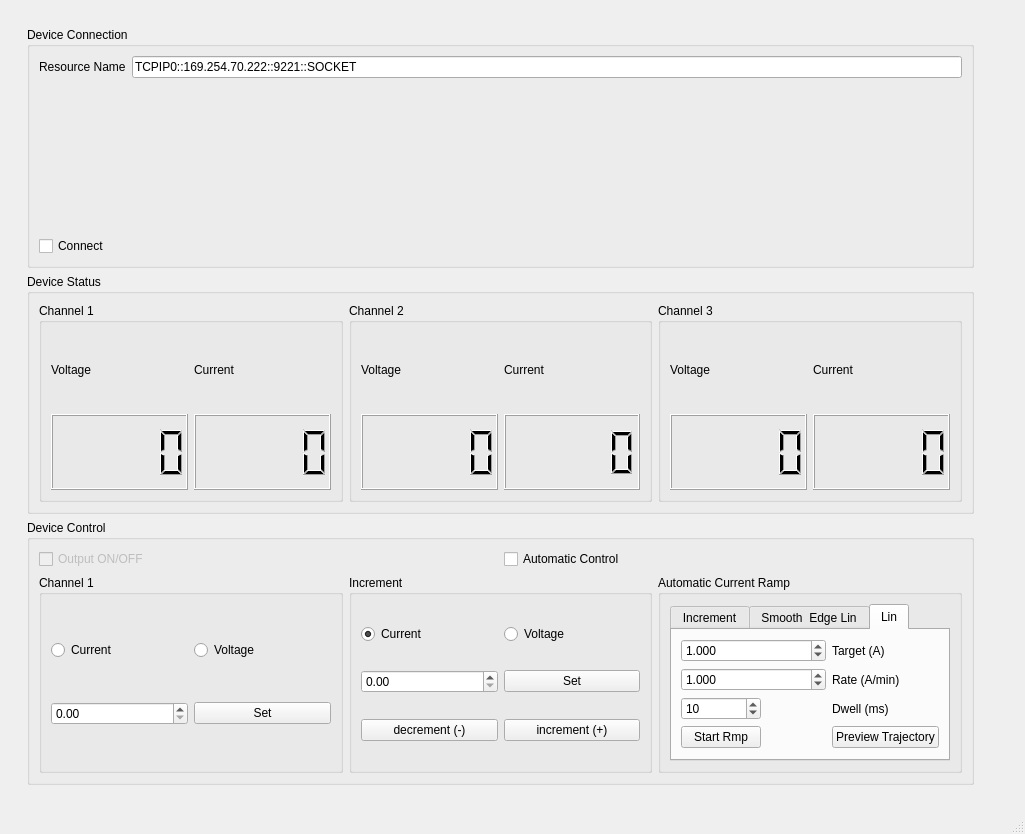
Old version of the form coilGUI.ui in the repository schaefferCastle/coilcontrol.
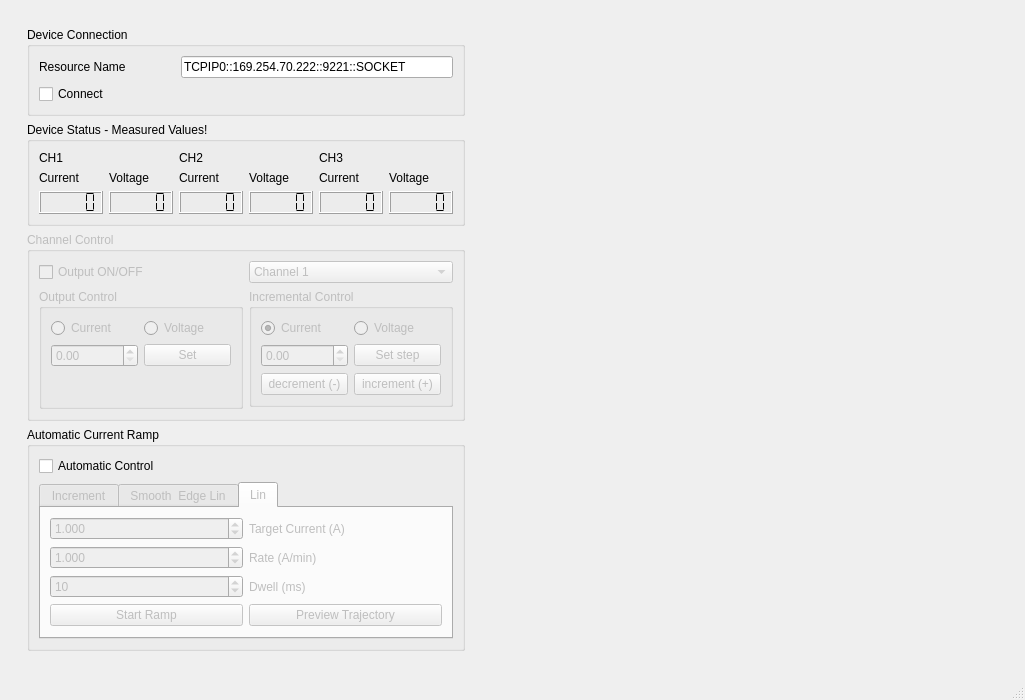
New version of the form. The open tabs and pages were chosen to show the change. Icons and pictures are not drawn. Custom widgets are drawn as their Qt base class.

The edit to the form file:
```diff
--- a/coilGUI.ui
+++ b/coilGUI.ui
@@ -7,7 +7,7 @@
     <x>0</x>
     <y>0</y>
     <width>1025</width>
-    <height>834</height>
+    <height>652</height>
    </rect>
   </property>
   <property name="sizePolicy">
@@ -24,13 +24,19 @@
     <item>
      <widget class="QWidget" name="widget" native="true">
       <layout class="QHBoxLayout" name="horizontalLayout">
-       <item>
+       <item alignment="Qt::AlignTop">
         <widget class="QWidget" name="widget_2" native="true">
+         <property name="sizePolicy">
+          <sizepolicy hsizetype="Minimum" vsizetype="Fixed">
+           <horstretch>0</horstretch>
+           <verstretch>0</verstretch>
+          </sizepolicy>
+         </property>
          <layout class="QVBoxLayout" name="verticalLayout_3">
           <item>
            <widget class="QGroupBox" name="groupBox">
             <property name="sizePolicy">
-             <sizepolicy hsizetype="Minimum" vsizetype="Minimum">
+             <sizepolicy hsizetype="Minimum" vsizetype="Fixed">
               <horstretch>0</horstretch>
               <verstretch>0</verstretch>
              </sizepolicy>
@@ -41,169 +47,259 @@
             <layout class="QGridLayout" name="gridLayout_2">
              <item row="0" column="0">
               <widget class="QLabel" name="label">
+               <property name="sizePolicy">
+                <sizepolicy hsizetype="Minimum" vsizetype="Minimum">
+                 <horstretch>0</horstretch>
+                 <verstretch>0</verstretch>
+                </sizepolicy>
+               </property>
                <property name="text">
                 <string>Resource Name</string>
                </property>
               </widget>
              </item>
-             <item row="0" column="1">
+             <item row="1" column="0">
+              <widget class="QCheckBox" name="checkBox_connect">
+               <property name="sizePolicy">
+                <sizepolicy hsizetype="Preferred" vsizetype="Minimum">
+                 <horstretch>0</horstretch>
+                 <verstretch>0</verstretch>
+                </sizepolicy>
+               </property>
+               <property name="text">
+                <string>Connect</string>
+               </property>
+              </widget>
+             </item>
+             <item row="0" column="1" colspan="2">
               <widget class="QLineEdit" name="lineEdit_resource">
+               <property name="sizePolicy">
+                <sizepolicy hsizetype="Preferred" vsizetype="Maximum">
+                 <horstretch>0</horstretch>
+                 <verstretch>0</verstretch>
+                </sizepolicy>
+               </property>
                <property name="text">
                 <string>TCPIP0::169.254.70.222::9221::SOCKET</string>
                </property>
               </widget>
              </item>
-             <item row="1" column="0">
+             <item row="1" column="1" colspan="2">
               <widget class="QLabel" name="label_deviceName">
+               <property name="sizePolicy">
+                <sizepolicy hsizetype="Preferred" vsizetype="Minimum">
+                 <horstretch>0</horstretch>
+                 <verstretch>0</verstretch>
+                </sizepolicy>
+               </property>
                <property name="text">
                 <string>&lt;connected to&gt;</string>
                </property>
               </widget>
              </item>
-             <item row="2" column="0">
-              <widget class="QCheckBox" name="checkBox_connect">
-               <property name="text">
-                <string>Connect</string>
-               </property>
-              </widget>
-             </item>
             </layout>
            </widget>
           </item>
           <item>
-           <widget class="QGroupBox" name="groupBox_2">
-            <property name="title">
-             <string>Device Status</string>
+           <widget class="QGroupBox" name="groupBox_lcd">
+            <property name="sizePolicy">
+             <sizepolicy hsizetype="Minimum" vsizetype="Fixed">
+              <horstretch>0</horstretch>
+              <verstretch>0</verstretch>
+             </sizepolicy>
             </property>
-            <layout class="QHBoxLayout" name="horizontalLayout_7">
-             <item>
-              <widget class="QGroupBox" name="groupBox_4">
                <property name="title">
-                <string>Channel 1</string>
-               </property>
-               <layout class="QHBoxLayout" name="horizontalLayout_4">
-                <item>
-                 <layout class="QVBoxLayout" name="verticalLayout_6">
-                  <item>
+             <string>Device Status - Measured Values!</string>
+            </property>
+            <layout class="QGridLayout" name="gridLayout_8">
+             <item row="1" column="5">
                    <widget class="QLabel" name="label_2">
                     <property name="text">
                      <string>Voltage</string>
                     </property>
                    </widget>
                   </item>
-                  <item>
-                   <widget class="QLCDNumber" name="lcdNumber"/>
-                  </item>
-                 </layout>
-                </item>
-                <item>
-                 <layout class="QVBoxLayout" name="verticalLayout_5">
-                  <item>
+             <item row="1" column="1">
+              <widget class="QLabel" name="label_6">
+               <property name="text">
+                <string>Voltage</string>
+               </property>
+              </widget>
+             </item>
+             <item row="2" column="1" rowspan="3">
+              <widget class="QLCDNumber" name="lcd1_volt">
+               <property name="sizePolicy">
+                <sizepolicy hsizetype="Minimum" vsizetype="Preferred">
+                 <horstretch>0</horstretch>
+                 <verstretch>0</verstretch>
+                </sizepolicy>
+               </property>
+               <property name="segmentStyle">
+                <enum>QLCDNumber::Flat</enum>
+               </property>
+              </widget>
+             </item>
+             <item row="2" column="5" rowspan="3">
+              <widget class="QLCDNumber" name="lcd3_volt">
+               <property name="sizePolicy">
+                <sizepolicy hsizetype="Minimum" vsizetype="Preferred">
+                 <horstretch>0</horstretch>
+                 <verstretch>0</verstretch>
+                </sizepolicy>
+               </property>
+               <property name="smallDecimalPoint">
+                <bool>false</bool>
+               </property>
+               <property name="mode">
+                <enum>QLCDNumber::Dec</enum>
+               </property>
+               <property name="segmentStyle">
+                <enum>QLCDNumber::Flat</enum>
+               </property>
+              </widget>
+             </item>
+             <item row="1" column="4">
                    <widget class="QLabel" name="label_3">
                     <property name="text">
                      <string>Current</string>
                     </property>
                    </widget>
                   </item>
-                  <item>
-                   <widget class="QLCDNumber" name="lcdNumber_2"/>
-                  </item>
-                 </layout>
-                </item>
-               </layout>
+             <item row="2" column="4" rowspan="3">
+              <widget class="QLCDNumber" name="lcd3_curr">
+               <property name="sizePolicy">
+                <sizepolicy hsizetype="Minimum" vsizetype="Preferred">
+                 <horstretch>0</horstretch>
+                 <verstretch>0</verstretch>
+                </sizepolicy>
+               </property>
+               <property name="segmentStyle">
+                <enum>QLCDNumber::Flat</enum>
+               </property>
               </widget>
              </item>
-             <item>
-              <widget class="QGroupBox" name="groupBox_5">
-               <property name="title">
-                <string>Channel 2</string>
+             <item row="2" column="0" rowspan="3">
+              <widget class="QLCDNumber" name="lcd1_curr">
+               <property name="sizePolicy">
+                <sizepolicy hsizetype="Minimum" vsizetype="Preferred">
+                 <horstretch>0</horstretch>
+                 <verstretch>0</verstretch>
+                </sizepolicy>
                </property>
-               <layout class="QHBoxLayout" name="horizontalLayout_5">
-                <item>
-                 <layout class="QVBoxLayout" name="verticalLayout_7">
-                  <item>
+               <property name="segmentStyle">
+                <enum>QLCDNumber::Flat</enum>
+               </property>
+              </widget>
+             </item>
+             <item row="1" column="3">
                    <widget class="QLabel" name="label_4">
                     <property name="text">
                      <string>Voltage</string>
                     </property>
                    </widget>
                   </item>
-                  <item>
-                   <widget class="QLCDNumber" name="lcd2_volt"/>
-                  </item>
-                 </layout>
-                </item>
-                <item>
-                 <layout class="QVBoxLayout" name="verticalLayout_8">
-                  <item>
+             <item row="2" column="2" rowspan="3">
+              <widget class="QLCDNumber" name="lcd2_curr">
+               <property name="sizePolicy">
+                <sizepolicy hsizetype="Minimum" vsizetype="Preferred">
+                 <horstretch>0</horstretch>
+                 <verstretch>0</verstretch>
+                </sizepolicy>
+               </property>
+               <property name="segmentStyle">
+                <enum>QLCDNumber::Flat</enum>
+               </property>
+              </widget>
+             </item>
+             <item row="2" column="3" rowspan="3">
+              <widget class="QLCDNumber" name="lcd2_volt">
+               <property name="sizePolicy">
+                <sizepolicy hsizetype="Minimum" vsizetype="Preferred">
+                 <horstretch>0</horstretch>
+                 <verstretch>0</verstretch>
+                </sizepolicy>
+               </property>
+               <property name="segmentStyle">
+                <enum>QLCDNumber::Flat</enum>
+               </property>
+              </widget>
+             </item>
+             <item row="1" column="0">
+              <widget class="QLabel" name="label_7">
+               <property name="text">
+                <string>Current</string>
+               </property>
+              </widget>
+             </item>
+             <item row="1" column="2">
                    <widget class="QLabel" name="label_5">
                     <property name="text">
                      <string>Current</string>
                     </property>
                    </widget>
                   </item>
-                  <item>
-                   <widget class="QLCDNumber" name="lcd2_curr"/>
-                  </item>
-                 </layout>
-                </item>
+             <item row="0" column="0">
+              <widget class="QLabel" name="label_chan1">
+               <property name="text">
+                <string>CH1</string>
+               </property>
+              </widget>
+             </item>
+             <item row="0" column="2">
+              <widget class="QLabel" name="label_chan2">
+               <property name="text">
+                <string>CH2</string>
+               </property>
+              </widget>
+             </item>
+             <item row="0" column="4">
+              <widget class="QLabel" name="label_chan3">
+               <property name="text">
+                <string>CH3</string>
+               </property>
+              </widget>
+             </item>
                </layout>
               </widget>
              </item>
              <item>
-              <widget class="QGroupBox" name="groupBox_6">
+           <widget class="QGroupBox" name="groupBox_channelcontrol">
+            <property name="enabled">
+             <bool>false</bool>
+            </property>
+            <property name="sizePolicy">
+             <sizepolicy hsizetype="Preferred" vsizetype="Fixed">
+              <horstretch>0</horstretch>
+              <verstretch>0</verstretch>
+             </sizepolicy>
+            </property>
                <property name="title">
+             <string>Channel Control</string>
+            </property>
+            <layout class="QGridLayout" name="gridLayout_7">
+             <item row="0" column="2">
+              <widget class="QComboBox" name="comboBox_channel">
+               <property name="currentText">
+                <string>Channel 1</string>
+               </property>
+               <item>
+                <property name="text">
+                 <string>Channel 1</string>
+                </property>
+               </item>
+               <item>
+                <property name="text">
+                 <string>Channel 2</string>
+                </property>
+               </item>
+               <item>
+                <property name="text">
                 <string>Channel 3</string>
                </property>
-               <layout class="QHBoxLayout" name="horizontalLayout_6">
-                <item>
-                 <layout class="QVBoxLayout" name="verticalLayout_9">
-                  <item>
-                   <widget class="QLabel" name="label_6">
-                    <property name="text">
-                     <string>Voltage</string>
-                    </property>
-                   </widget>
-                  </item>
-                  <item>
-                   <widget class="QLCDNumber" name="lcdNumber_5"/>
-                  </item>
-                 </layout>
-                </item>
-                <item>
-                 <layout class="QVBoxLayout" name="verticalLayout_10">
-                  <item>
-                   <widget class="QLabel" name="label_7">
-                    <property name="text">
-                     <string>Current</string>
-                    </property>
-                   </widget>
-                  </item>
-                  <item>
-                   <widget class="QLCDNumber" name="lcdNumber_6"/>
-                  </item>
-                 </layout>
-                </item>
-               </layout>
-              </widget>
-             </item>
-            </layout>
-           </widget>
-          </item>
-          <item>
-           <widget class="QGroupBox" name="groupBox_deviceControl">
-            <property name="enabled">
-             <bool>true</bool>
-            </property>
-            <property name="title">
-             <string>Device Control</string>
-            </property>
-            <layout class="QHBoxLayout" name="horizontalLayout_10">
-             <item>
-              <layout class="QVBoxLayout" name="verticalLayout_13">
-               <item>
-                <layout class="QHBoxLayout" name="horizontalLayout_9">
-                 <item>
+               </item>
+              </widget>
+             </item>
+             <item row="0" column="1">
                   <widget class="QCheckBox" name="checkBox_output">
                    <property name="enabled">
                     <bool>false</bool>
@@ -213,46 +309,19 @@
                    </property>
                   </widget>
                  </item>
-                 <item>
-                  <widget class="QCheckBox" name="checkBox_automaticcontrol">
-                   <property name="text">
-                    <string>Automatic Control</string>
-                   </property>
-                  </widget>
-                 </item>
-                </layout>
-               </item>
-               <item>
-                <layout class="QHBoxLayout" name="horizontalLayout_8">
-                 <item>
-                  <widget class="QGroupBox" name="groupBox_7">
+             <item row="1" column="1" alignment="Qt::AlignTop">
+              <widget class="QGroupBox" name="groupBox_outputcontrol">
+               <property name="sizePolicy">
+                <sizepolicy hsizetype="Minimum" vsizetype="Minimum">
+                 <horstretch>0</horstretch>
+                 <verstretch>0</verstretch>
+                </sizepolicy>
+               </property>
                    <property name="title">
-                    <string>Channel 1</string>
-                   </property>
-                   <layout class="QHBoxLayout" name="horizontalLayout_13">
-                    <item>
-                     <layout class="QVBoxLayout" name="verticalLayout_14">
-                      <item>
-                       <layout class="QHBoxLayout" name="horizontalLayout_11">
-                        <item>
-                         <widget class="QRadioButton" name="radio_cc1">
-                          <property name="text">
-                           <string>Current</string>
-                          </property>
-                         </widget>
-                        </item>
-                        <item>
-                         <widget class="QRadioButton" name="radio_cv1">
-                          <property name="text">
-                           <string>Voltage</string>
-                          </property>
-                         </widget>
-                        </item>
-                       </layout>
-                      </item>
-                      <item>
-                       <layout class="QHBoxLayout" name="horizontalLayout_12">
-                        <item>
+                <string>Output Control</string>
+               </property>
+               <layout class="QGridLayout" name="gridLayout_5">
+                <item row="1" column="0">
                          <widget class="QDoubleSpinBox" name="doubleSpinBox_setval">
                           <property name="maximum">
                            <double>35.000000000000000</double>
@@ -262,50 +331,56 @@
                           </property>
                          </widget>
                         </item>
-                        <item>
+                <item row="0" column="1">
+                 <widget class="QRadioButton" name="radio_cv1">
+                  <property name="text">
+                   <string>Voltage</string>
+                  </property>
+                 </widget>
+                </item>
+                <item row="1" column="1">
                          <widget class="QPushButton" name="pushButton_setval">
                           <property name="text">
                            <string>Set</string>
                           </property>
                          </widget>
                         </item>
-                       </layout>
-                      </item>
-                     </layout>
-                    </item>
-                   </layout>
-                  </widget>
-                 </item>
-                 <item>
-                  <widget class="QGroupBox" name="groupBox_8">
-                   <property name="title">
-                    <string>Increment</string>
-                   </property>
-                   <layout class="QVBoxLayout" name="verticalLayout_15">
-                    <item>
-                     <layout class="QHBoxLayout" name="horizontalLayout_16">
-                      <item>
-                       <widget class="QRadioButton" name="radio_currinc">
+                <item row="0" column="0">
+                 <widget class="QRadioButton" name="radio_cc1">
                         <property name="text">
                          <string>Current</string>
                         </property>
-                        <property name="checked">
-                         <bool>true</bool>
-                        </property>
-                       </widget>
-                      </item>
-                      <item>
-                       <widget class="QRadioButton" name="radio_voltinc">
-                        <property name="text">
-                         <string>Voltage</string>
-                        </property>
-                       </widget>
-                      </item>
-                     </layout>
-                    </item>
-                    <item>
-                     <layout class="QHBoxLayout" name="horizontalLayout_14">
-                      <item>
+                 </widget>
+                </item>
+                <item row="2" column="0">
+                 <spacer name="verticalSpacer">
+                  <property name="orientation">
+                   <enum>Qt::Vertical</enum>
+                  </property>
+                  <property name="sizeHint" stdset="0">
+                   <size>
+                    <width>20</width>
+                    <height>30</height>
+                   </size>
+                  </property>
+                 </spacer>
+                </item>
+               </layout>
+              </widget>
+             </item>
+             <item row="1" column="2" alignment="Qt::AlignTop">
+              <widget class="QGroupBox" name="groupBox_incrementcontrol">
+               <property name="sizePolicy">
+                <sizepolicy hsizetype="Minimum" vsizetype="Minimum">
+                 <horstretch>0</horstretch>
+                 <verstretch>0</verstretch>
+                </sizepolicy>
+               </property>
+               <property name="title">
+                <string>Incremental Control</string>
+               </property>
+               <layout class="QGridLayout" name="gridLayout_6">
+                <item row="2" column="0">
                        <widget class="QDoubleSpinBox" name="doubleSpinBox_setincr">
                         <property name="maximum">
                          <double>35.000000000000000</double>
@@ -315,44 +390,80 @@
                         </property>
                        </widget>
                       </item>
-                      <item>
+                <item row="2" column="1">
                        <widget class="QPushButton" name="pushButton_setincr">
                         <property name="text">
-                         <string>Set</string>
+                   <string>Set step</string>
                         </property>
                        </widget>
                       </item>
-                     </layout>
-                    </item>
-                    <item>
-                     <layout class="QHBoxLayout" name="horizontalLayout_15">
-                      <item>
-                       <widget class="QPushButton" name="pushButton_subincr">
-                        <property name="text">
-                         <string>decrement (-)</string>
-                        </property>
-                       </widget>
-                      </item>
-                      <item>
+                <item row="3" column="1">
                        <widget class="QPushButton" name="pushButton_addincr">
                         <property name="text">
                          <string>increment (+)</string>
                         </property>
                        </widget>
                       </item>
-                     </layout>
+                <item row="3" column="0">
+                 <widget class="QPushButton" name="pushButton_subincr">
+                  <property name="text">
+                   <string>decrement (-)</string>
+                  </property>
+                 </widget>
+                </item>
+                <item row="0" column="0">
+                 <widget class="QRadioButton" name="radio_currinc">
+                  <property name="text">
+                   <string>Current</string>
+                  </property>
+                  <property name="checked">
+                   <bool>true</bool>
+                  </property>
+                 </widget>
+                </item>
+                <item row="0" column="1">
+                 <widget class="QRadioButton" name="radio_voltinc">
+                  <property name="text">
+                   <string>Voltage</string>
+                  </property>
+                 </widget>
+                </item>
+               </layout>
+              </widget>
                     </item>
                    </layout>
                   </widget>
                  </item>
                  <item>
-                  <widget class="QGroupBox" name="groupBox_9">
+           <widget class="QGroupBox" name="groupBox_automaticcurrentramp">
+            <property name="enabled">
+             <bool>true</bool>
+            </property>
+            <property name="sizePolicy">
+             <sizepolicy hsizetype="Minimum" vsizetype="Fixed">
+              <horstretch>0</horstretch>
+              <verstretch>0</verstretch>
+             </sizepolicy>
+            </property>
                    <property name="title">
                     <string>Automatic Current Ramp</string>
                    </property>
-                   <layout class="QHBoxLayout" name="horizontalLayout_20">
+            <layout class="QVBoxLayout" name="verticalLayout_4">
                     <item>
-                     <widget class="QTabWidget" name="tabWidget">
+              <widget class="QCheckBox" name="checkBox_automaticcontrol">
+               <property name="enabled">
+                <bool>true</bool>
+               </property>
+               <property name="text">
+                <string>Automatic Control</string>
+               </property>
+              </widget>
+             </item>
+             <item>
+              <widget class="QTabWidget" name="tabWidget_autocontrol">
+               <property name="enabled">
+                <bool>false</bool>
+               </property>
                       <property name="sizePolicy">
                        <sizepolicy hsizetype="Minimum" vsizetype="Minimum">
                         <horstretch>0</horstretch>
@@ -522,30 +633,10 @@
                         <string>Lin</string>
                        </attribute>
                        <layout class="QGridLayout" name="gridLayout_4">
-                        <item row="0" column="0" colspan="2">
-                         <widget class="QDoubleSpinBox" name="doubleSpinBox_lintarget">
-                          <property name="decimals">
-                           <number>3</number>
-                          </property>
-                          <property name="value">
-                           <double>1.000000000000000</double>
-                          </property>
-                         </widget>
-                        </item>
                         <item row="0" column="2">
                          <widget class="QLabel" name="label_14">
                           <property name="text">
-                           <string>Target (A)</string>
-                          </property>
-                         </widget>
-                        </item>
-                        <item row="1" column="0" colspan="2">
-                         <widget class="QDoubleSpinBox" name="doubleSpinBox_linrate">
-                          <property name="decimals">
-                           <number>3</number>
-                          </property>
-                          <property name="value">
-                           <double>1.000000000000000</double>
+                    <string>Target Current (A)</string>
                           </property>
                          </widget>
                         </item>
@@ -579,7 +670,7 @@
                         <item row="4" column="0">
                          <widget class="QPushButton" name="pushButton_linrampstart">
                           <property name="text">
-                           <string>Start Rmp</string>
+                    <string>Start Ramp</string>
                           </property>
                          </widget>
                         </item>
@@ -590,16 +681,29 @@
                           </property>
                          </widget>
                         </item>
-                       </layout>
-                      </widget>
-                     </widget>
-                    </item>
-                   </layout>
+                 <item row="0" column="0">
+                  <widget class="QDoubleSpinBox" name="doubleSpinBox_lintarget">
+                   <property name="decimals">
+                    <number>3</number>
+                   </property>
+                   <property name="value">
+                    <double>1.000000000000000</double>
+                   </property>
+                  </widget>
+                 </item>
+                 <item row="1" column="0">
+                  <widget class="QDoubleSpinBox" name="doubleSpinBox_linrate">
+                   <property name="decimals">
+                    <number>3</number>
+                   </property>
+                   <property name="value">
+                    <double>1.000000000000000</double>
+                   </property>
                   </widget>
                  </item>
                 </layout>
-               </item>
-              </layout>
+               </widget>
+              </widget>
              </item>
             </layout>
            </widget>
@@ -609,15 +713,32 @@
        </item>
        <item>
         <widget class="QWidget" name="widget_3" native="true">
+         <property name="sizePolicy">
+          <sizepolicy hsizetype="Preferred" vsizetype="Preferred">
+           <horstretch>1</horstretch>
+           <verstretch>0</verstretch>
+          </sizepolicy>
+         </property>
          <layout class="QVBoxLayout" name="verticalLayout_2">
           <item>
-           <widget class="PlotWidget" name="plot_1" native="true"/>
+           <widget class="PlotWidget" name="plot_1" native="true">
+            <property name="minimumSize">
+             <size>
+              <width>300</width>
+              <height>0</height>
+             </size>
+            </property>
+           </widget>
           </item>
           <item>
            <widget class="PlotWidget" name="plot_2" native="true"/>
           </item>
           <item>
-           <widget class="PlotWidget" name="plot_3" native="true"/>
+           <widget class="PlotWidget" name="plot_3" native="true">
+            <property name="enabled">
+             <bool>true</bool>
+            </property>
+           </widget>
           </item>
          </layout>
         </widget>
```
Left out of the diff: 12 changed lines with no effect on the pictures. Lines whose indentation alone changed are shown as unchanged.
